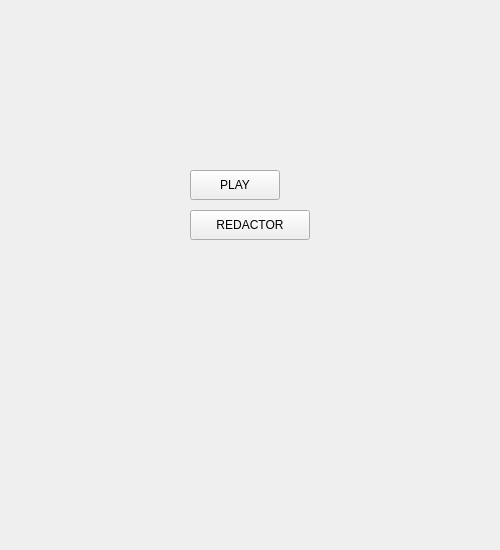
Before: the Qt Designer form startgame.ui in hBuzzy/Pacman-task, drawn with Qt 5.
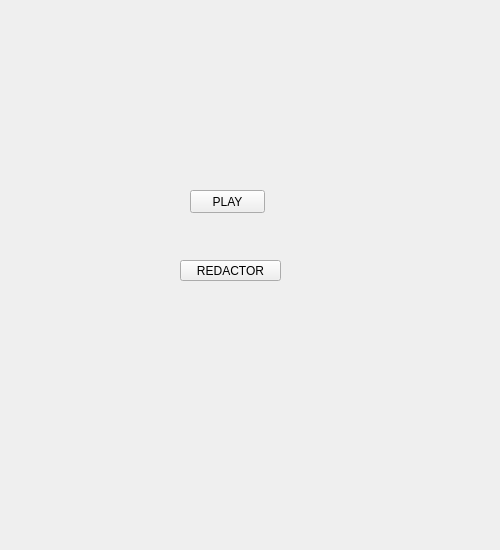
After: the same form once the commit is applied.

The edit to the form file:
```diff
--- a/startgame.ui
+++ b/startgame.ui
@@ -18,14 +18,32 @@
  <property name="styleSheet">
   <string notr="true"/>
  </property>
- <widget class="QWidget" name="centralWidget">
+  <widget class="QWidget" name="centralWidget" native="true">
+   <property name="geometry">
+    <rect>
+     <x>0</x>
+     <y>0</y>
+     <width>470</width>
+     <height>370</height>
+    </rect>
+   </property>
+  </widget>
+  <widget class="QWidget" name="centralWidget" native="true">
+   <property name="geometry">
+    <rect>
+     <x>0</x>
+     <y>0</y>
+     <width>500</width>
+     <height>450</height>
+    </rect>
+   </property>
   <widget class="QPushButton" name="play_button">
    <property name="geometry">
     <rect>
      <x>190</x>
-     <y>170</y>
-     <width>90</width>
-     <height>30</height>
+      <y>190</y>
+      <width>75</width>
+      <height>23</height>
     </rect>
    </property>
    <property name="text">
@@ -37,10 +55,10 @@
   <widget class="QPushButton" name="redactor_button">
    <property name="geometry">
     <rect>
-     <x>190</x>
-     <y>210</y>
-     <width>120</width>
-     <height>30</height>
+      <x>180</x>
+      <y>260</y>
+      <width>101</width>
+      <height>21</height>
     </rect>
    </property>
    <property name="text">
```
Left out of the diff: 7 changed lines with no effect on the pictures. Lines whose indentation alone changed are shown as unchanged.
